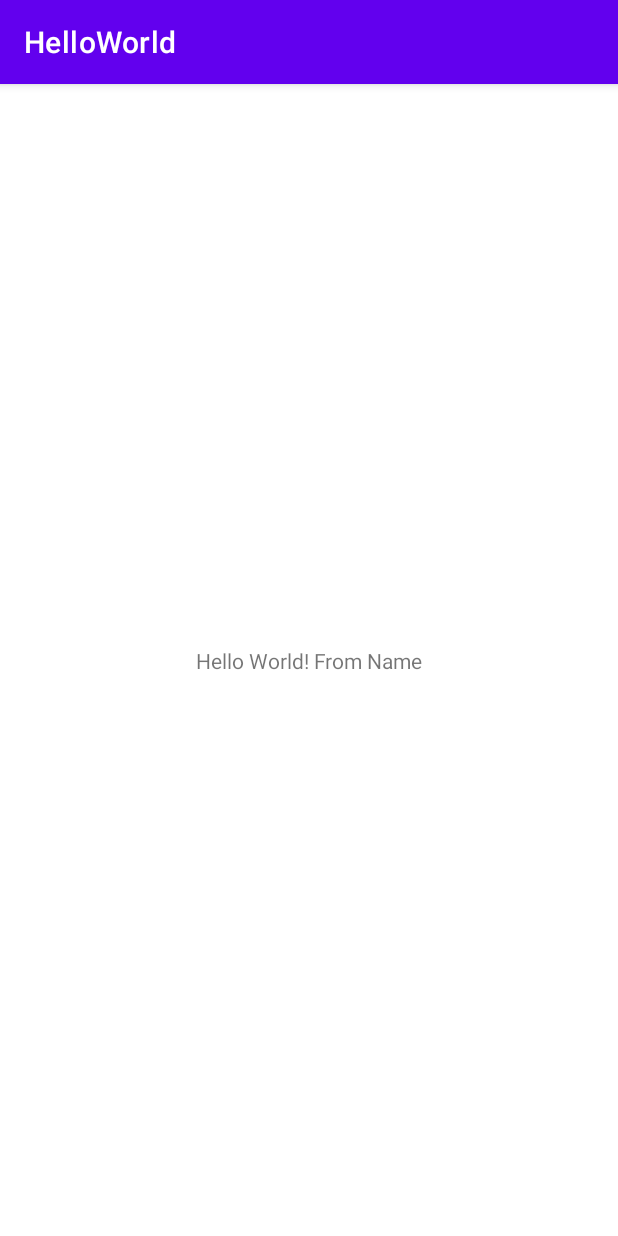
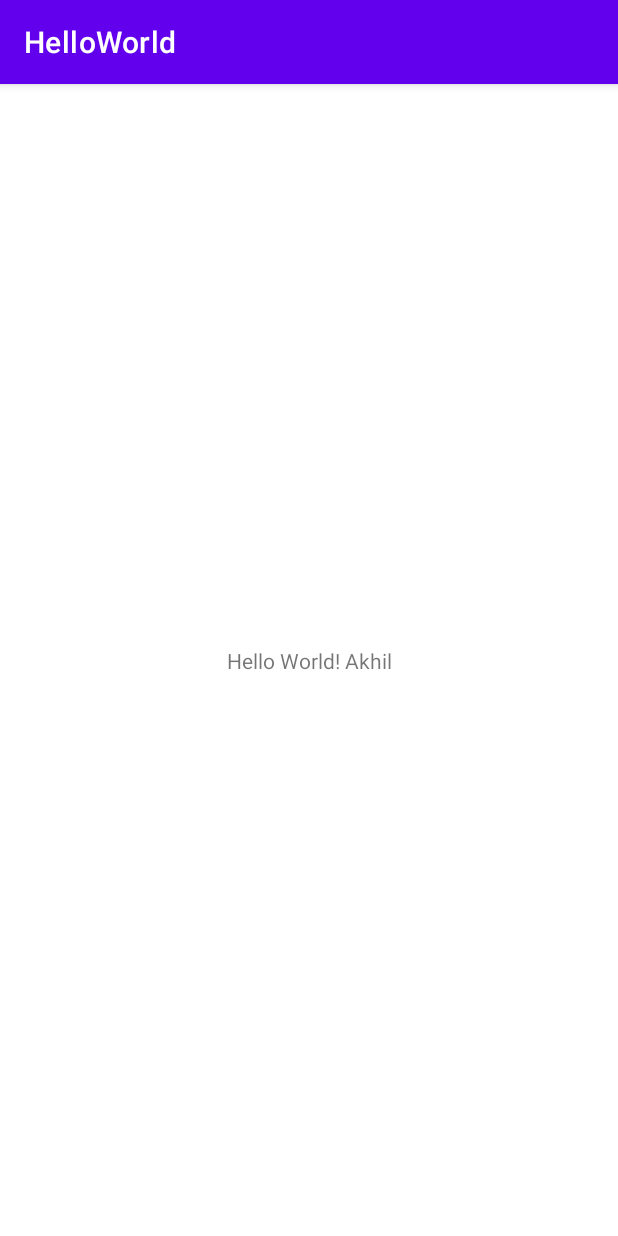
Before and after one commit to Mobile-Computing-Winter-2021/assignment0-official-akhil, an Android app: the screen it shows after launch (MainActivity), on a phone screen of 412 x 824 dp. Run offline under Robolectric (Android 15) with nearby library versions, the phone set to English and light mode, and no system bars.

Commit message:
Changes in the strings.xml file

```diff
--- a/app/src/main/res/values/strings.xml
+++ b/app/src/main/res/values/strings.xml
@@ -1,4 +1,4 @@
 <resources>
     <string name="app_name">HelloWorld</string>
-    <string name="greeting_text">Hello World! "From Name" </string>
+    <string name="greeting_text">Hello World! Akhil </string>
 </resources>
```
